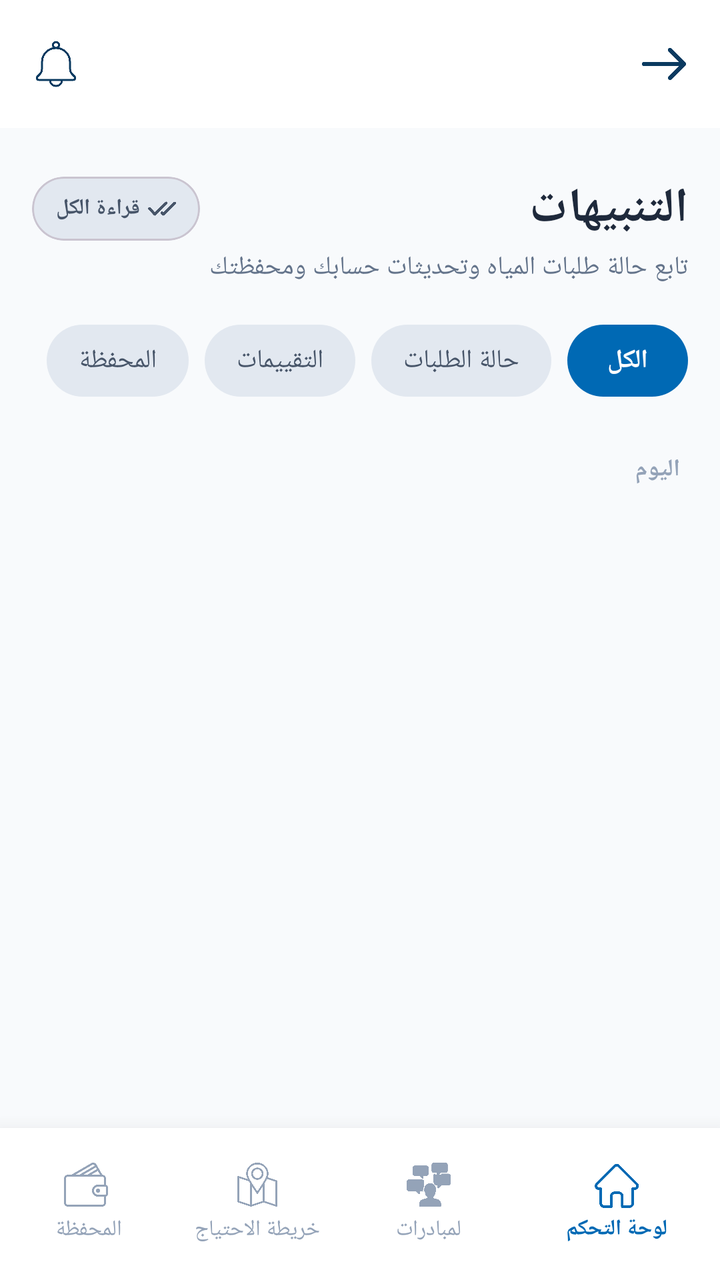
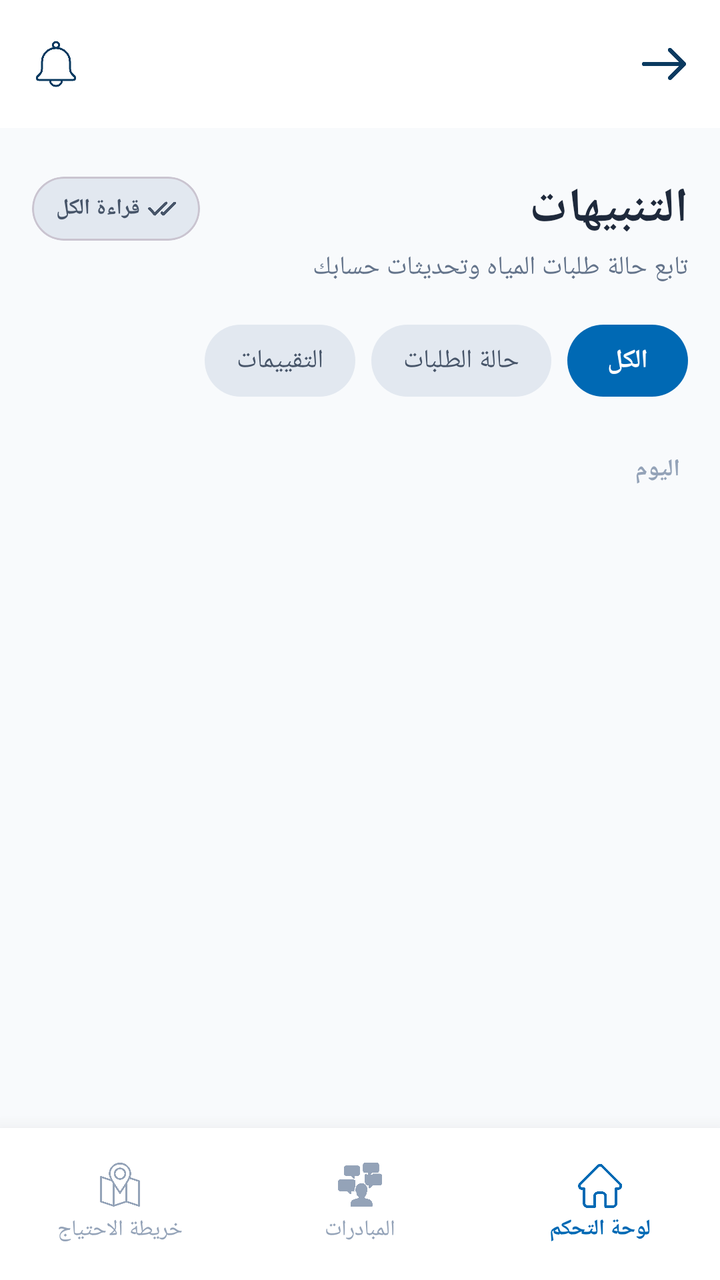

An Android layout rendered at two revisions. The XML below is the earlier revision; the diff shows what the commit changed to produce the second picture.
<!-- AndroidManifest.xml: application theme Theme.GraduationProject -->
<!-- res/layout/fragment_customer_notifications.xml -->
<?xml version="1.0" encoding="utf-8"?>
<androidx.constraintlayout.widget.ConstraintLayout
    xmlns:android="http://schemas.android.com/apk/res/android"
    xmlns:app="http://schemas.android.com/apk/res-auto"
    xmlns:tools="http://tools.android.com/tools"
    android:layout_width="match_parent"
    android:layout_height="match_parent"
    android:background="#F8FAFC"
    android:layoutDirection="rtl">

    <RelativeLayout
        android:id="@+id/layoutHeader"
        android:layout_width="match_parent"
        android:layout_height="64dp"
        android:background="#FFFFFF"
        android:paddingHorizontal="16dp"
        app:layout_constraintTop_toTopOf="parent">

        <ImageView
            android:id="@+id/btnBack"
            android:layout_width="24dp"
            android:layout_height="24dp"
            android:layout_alignParentRight="true"
            android:layout_centerVertical="true"
            android:src="@drawable/back"
            app:tint="#0A3A60" />

        <ImageView
            android:id="@+id/btnSettings"
            android:layout_width="24dp"
            android:layout_height="24dp"
            android:layout_alignParentLeft="true"
            android:layout_centerVertical="true"
            android:src="@drawable/notification"
            app:tint="#0A3A60" />
    </RelativeLayout>

    <androidx.core.widget.NestedScrollView
        android:layout_width="match_parent"
        android:layout_height="0dp"
        android:fillViewport="true"
        app:layout_constraintBottom_toTopOf="@id/bottomNavProvider"
        app:layout_constraintTop_toBottomOf="@id/layoutHeader">

        <LinearLayout
            android:layout_width="match_parent"
            android:layout_height="wrap_content"
            android:orientation="vertical"
            android:padding="16dp">

            <RelativeLayout
                android:layout_width="match_parent"
                android:layout_height="wrap_content"
                android:layout_marginTop="8dp"
                android:layout_marginBottom="4dp">

                <TextView
                    android:id="@+id/tvTitle"
                    android:layout_width="wrap_content"
                    android:layout_height="wrap_content"
                    android:layout_alignParentRight="true"
                    android:text="التنبيهات"
                    android:textColor="#1E293B"
                    android:textSize="24sp"
                    android:textStyle="bold" />

                <com.google.android.material.card.MaterialCardView
                    android:id="@+id/btnReadAll"
                    android:layout_width="wrap_content"
                    android:layout_height="32dp"
                    android:layout_alignParentLeft="true"
                    android:layout_centerVertical="true"
                    app:cardBackgroundColor="#E2E8F0"
                    app:cardCornerRadius="16dp"
                    app:cardElevation="0dp">

                    <LinearLayout
                        android:layout_width="wrap_content"
                        android:layout_height="match_parent"
                        android:gravity="center"
                        android:orientation="horizontal"
                        android:paddingHorizontal="12dp">

                        <ImageView
                            android:layout_width="14dp"
                            android:layout_height="14dp"
                            android:layout_marginLeft="4dp"
                            android:src="@drawable/read"
                            app:tint="#475569" />

                        <TextView
                            android:layout_width="wrap_content"
                            android:layout_height="wrap_content"
                            android:text="قراءة الكل"
                            android:textColor="#475569"
                            android:textSize="11sp"
                            android:textStyle="bold" />
                    </LinearLayout>
                </com.google.android.material.card.MaterialCardView>
            </RelativeLayout>

            <TextView
                android:layout_width="wrap_content"
                android:layout_height="wrap_content"
                android:layout_marginBottom="16dp"
                android:text="تابع حالة طلبات المياه وتحديثات حسابك ومحفظتك"
                android:textColor="#64748B"
                android:textSize="13sp" />

            <HorizontalScrollView
                android:layout_width="match_parent"
                android:layout_height="wrap_content"
                android:layout_marginBottom="24dp"
                android:scrollbars="none">

                <LinearLayout
                    android:layout_width="wrap_content"
                    android:layout_height="wrap_content"
                    android:orientation="horizontal"
                    android:paddingVertical="4dp">

                    <TextView
                        android:id="@+id/filterAll"
                        android:layout_width="wrap_content"
                        android:layout_height="36dp"
                        android:layout_marginLeft="8dp"
                        android:background="@drawable/bg_filter_active"
                        android:gravity="center"
                        android:paddingHorizontal="20dp"
                        android:text="الكل"
                        android:textColor="#FFFFFF"
                        android:textSize="13sp"
                        android:textStyle="bold" />

                    <TextView
                        android:id="@+id/filterNewOrders"
                        android:layout_width="wrap_content"
                        android:layout_height="36dp"
                        android:layout_marginLeft="8dp"
                        android:background="@drawable/bg_filter_inactive"
                        android:gravity="center"
                        android:paddingHorizontal="16dp"
                        android:text="حالة الطلبات"
                        android:textColor="#475569"
                        android:textSize="13sp" />

                    <TextView
                        android:id="@+id/filterRatings"
                        android:layout_width="wrap_content"
                        android:layout_height="36dp"
                        android:layout_marginLeft="8dp"
                        android:background="@drawable/bg_filter_inactive"
                        android:gravity="center"
                        android:paddingHorizontal="16dp"
                        android:text="التقييمات"
                        android:textColor="#475569"
                        android:textSize="13sp" />

                    <TextView
                        android:id="@+id/filterPayments"
                        android:layout_width="wrap_content"
                        android:layout_height="36dp"
                        android:layout_marginLeft="8dp"
                        android:background="@drawable/bg_filter_inactive"
                        android:gravity="center"
                        android:paddingHorizontal="16dp"
                        android:text="المحفظة"
                        android:textColor="#475569"
                        android:textSize="13sp" />


                </LinearLayout>
            </HorizontalScrollView>

            <TextView
                android:layout_width="wrap_content"
                android:layout_height="wrap_content"
                android:layout_marginHorizontal="4dp"
                android:layout_marginBottom="12dp"
                android:text="اليوم"
                android:textColor="#94A3B8"
                android:textSize="12sp"
                android:textStyle="bold" />

            <androidx.recyclerview.widget.RecyclerView
                android:id="@+id/rvNotifications"
                android:layout_width="match_parent"
                android:layout_height="wrap_content"
                android:nestedScrollingEnabled="false"
                tools:listitem="@layout/item_notification" />

            

        </LinearLayout>
    </androidx.core.widget.NestedScrollView>

    <LinearLayout
        android:id="@+id/bottomNavProvider"
        android:layout_width="match_parent"
        android:layout_height="76dp"
        android:background="#FFFFFF"
        android:elevation="16dp"
        android:gravity="center_vertical"
        android:orientation="horizontal"
        app:layout_constraintBottom_toBottomOf="parent">

        <LinearLayout
            android:id="@+id/nav_dashboard"
            android:layout_width="0dp"
            android:layout_height="match_parent"
            android:layout_weight="1.2"
            android:gravity="center">

            <LinearLayout
                android:layout_width="85dp"
                android:layout_height="56dp"
                android:gravity="center"
                android:orientation="vertical"
                android:paddingVertical="6dp">

                <ImageView
                    android:layout_width="22dp"
                    android:layout_height="22dp"
                    android:src="@drawable/home"
                    app:tint="#0069B4" />

                <TextView
                    android:layout_width="wrap_content"
                    android:layout_height="wrap_content"
                    android:layout_marginTop="3dp"
                    android:text="لوحة التحكم"
                    android:textColor="#0069B4"
                    android:textSize="11sp"
                    android:textStyle="bold" />
            </LinearLayout>
        </LinearLayout>

        <LinearLayout
            android:id="@+id/nav_initiatives"
            android:layout_width="0dp"
            android:layout_height="wrap_content"
            android:layout_weight="1"
            android:gravity="center"
            android:orientation="vertical">

            <ImageView
                android:layout_width="22dp"
                android:layout_height="22dp"
                android:src="@drawable/personal"
                app:tint="#94A3B8" />

            <TextView
                android:layout_width="wrap_content"
                android:layout_height="wrap_content"
                android:layout_marginTop="4dp"
                android:text="لمبادرات"
                android:textColor="#94A3B8"
                android:textSize="11sp" />
        </LinearLayout>

        <LinearLayout
            android:id="@+id/nav_map"
            android:layout_width="0dp"
            android:layout_height="wrap_content"
            android:layout_weight="1"
            android:gravity="center"
            android:orientation="vertical">

            <ImageView
                android:layout_width="22dp"
                android:layout_height="22dp"
                android:src="@drawable/address"
                app:tint="#94A3B8" />

            <TextView
                android:layout_width="wrap_content"
                android:layout_height="wrap_content"
                android:layout_marginTop="4dp"
                android:text="خريطة الاحتياج"
                android:textColor="#94A3B8"
                android:textSize="11sp" />
        </LinearLayout>

        <LinearLayout
            android:id="@+id/nav_wallet"
            android:layout_width="0dp"
            android:layout_height="wrap_content"
            android:layout_weight="1"
            android:gravity="center"
            android:orientation="vertical">

            <ImageView
                android:layout_width="22dp"
                android:layout_height="22dp"
                android:src="@drawable/wallet"
                app:tint="#94A3B8" />

            <TextView
                android:layout_width="wrap_content"
                android:layout_height="wrap_content"
                android:layout_marginTop="4dp"
                android:text="المحفظة "
                android:textColor="#94A3B8"
                android:textSize="11sp" />
        </LinearLayout>

    </LinearLayout>

    
    <View
        android:id="@+id/unreadIndicator"
        android:layout_width="8dp"
        android:layout_height="8dp"
        android:background="@drawable/bg_circle_active"
        android:visibility="gone"
        app:layout_constraintTop_toTopOf="@id/layoutHeader"
        app:layout_constraintRight_toRightOf="@id/layoutHeader"
        android:layout_marginTop="20dp"
        android:layout_marginRight="35dp"
        />

</androidx.constraintlayout.widget.ConstraintLayout>
<!-- res/layout/item_notification.xml (included above) -->
<?xml version="1.0" encoding="utf-8"?>
<com.google.android.material.card.MaterialCardView
    xmlns:android="http://schemas.android.com/apk/res/android"
    xmlns:app="http://schemas.android.com/apk/res-auto"
    android:layout_width="match_parent"
    android:layout_height="wrap_content"
    android:layout_marginBottom="12dp"
    app:cardBackgroundColor="#FFFFFF"
    app:cardCornerRadius="14dp"
    app:cardElevation="0dp"
    app:strokeColor="#E2E8F0"
    app:strokeWidth="1dp"
    android:layoutDirection="rtl">

    <RelativeLayout
        android:layout_width="match_parent"
        android:layout_height="wrap_content"
        android:padding="16dp">

        <View
            android:id="@+id/unreadIndicator"
            android:layout_width="4dp"
            android:layout_height="40dp"
            android:layout_alignParentRight="true"
            android:layout_centerVertical="true"
            android:background="#0069B4"/>

        <com.google.android.material.card.MaterialCardView
            android:id="@+id/iconContainer"
            android:layout_width="40dp"
            android:layout_height="40dp"
            android:layout_toLeftOf="@id/unreadIndicator"
            android:layout_marginRight="12dp"
            app:cardBackgroundColor="#67E8F9"
            app:cardCornerRadius="20dp"
            app:cardElevation="0dp">
            <ImageView
                android:id="@+id/ivIcon"
                android:layout_width="20dp"
                android:layout_height="20dp"
                android:layout_gravity="center"
                android:src="@drawable/drop"
                app:tint="#0069B4" />
        </com.google.android.material.card.MaterialCardView>

        <TextView
            android:id="@+id/tvTime"
            android:layout_width="wrap_content"
            android:layout_height="wrap_content"
            android:layout_alignParentLeft="true"
            android:text=""
            android:textColor="#94A3B8"
            android:textSize="11sp" />

        <LinearLayout
            android:layout_width="match_parent"
            android:layout_height="wrap_content"
            android:layout_toLeftOf="@id/iconContainer"
            android:layout_toRightOf="@id/tvTime"
            android:layout_marginRight="12dp"
            android:layout_marginLeft="12dp"
            android:orientation="vertical">

            <TextView
                android:id="@+id/tvTitle"
                android:layout_width="wrap_content"
                android:layout_height="wrap_content"
                android:text=""
                android:textColor="#1E293B"
                android:textSize="14sp"
                android:textStyle="bold" />

            <TextView
                android:id="@+id/tvMessage"
                android:layout_width="match_parent"
                android:layout_height="wrap_content"
                android:layout_marginTop="4dp"
                android:text=""
                android:textColor="#475569"
                android:textSize="12sp"
                android:lineSpacingExtra="3dp"/>
        </LinearLayout>
    </RelativeLayout>
</com.google.android.material.card.MaterialCardView>
<!-- resources referenced by this layout -->
<resources>
  <!-- drawable address: png bitmap (drawable, 14610 bytes) -->
  <!-- drawable back: png bitmap (drawable, 3478 bytes) -->
  <!-- drawable bg_circle_active (drawable) -->
  <?xml version="1.0" encoding="utf-8"?>
  <shape xmlns:android="http://schemas.android.com/apk/res/android"
      android:shape="oval">
      <solid android:color="#0069B4" />
      <size android:width="28dp" android:height="28dp" />
  </shape>
  <!-- drawable bg_filter_active (drawable) -->
  <?xml version="1.0" encoding="utf-8"?>
  <shape xmlns:android="http://schemas.android.com/apk/res/android">
      <solid android:color="#0069B4" />
      <corners android:radius="18dp" />
  </shape>
  <!-- drawable bg_filter_inactive (drawable) -->
  <?xml version="1.0" encoding="utf-8"?>
  <shape xmlns:android="http://schemas.android.com/apk/res/android">
      <solid android:color="#E2E8F0" />
      <corners android:radius="18dp" />
  </shape>
  <!-- drawable drop: png bitmap (drawable, 6350 bytes) -->
  <!-- drawable home: png bitmap (drawable, 8020 bytes) -->
  <!-- drawable notification: png bitmap (drawable, 10754 bytes) -->
  <!-- drawable personal: png bitmap (drawable, 20543 bytes) -->
  <!-- drawable read: png bitmap (drawable, 9123 bytes) -->
  <!-- drawable wallet: png bitmap (drawable, 15785 bytes) -->
  <style name="Theme.GraduationProject" parent="Base.Theme.GraduationProject" />
  <style name="Base.Theme.GraduationProject" parent="Theme.Material3.DayNight.NoActionBar">
          
          
      </style>
</resources>

<!-- the commit's change to res/layout/fragment_customer_notifications.xml (unified diff, before → after) -->
@@ -2,7 +2,7 @@
 <androidx.constraintlayout.widget.ConstraintLayout
     xmlns:android="http://schemas.android.com/apk/res/android"
     xmlns:app="http://schemas.android.com/apk/res-auto"
-    xmlns:tools="http://tools.android.com/tools"
+    xmlns:tools="http://schemas.android.com/tools"
     android:layout_width="match_parent"
     android:layout_height="match_parent"
     android:background="#F8FAFC"
@@ -103,7 +103,7 @@
                 android:layout_width="wrap_content"
                 android:layout_height="wrap_content"
                 android:layout_marginBottom="16dp"
-                android:text="تابع حالة طلبات المياه وتحديثات حسابك ومحفظتك"
+                android:text="تابع حالة طلبات المياه وتحديثات حسابك"
                 android:textColor="#64748B"
                 android:textSize="13sp" />
 
@@ -155,20 +155,6 @@
                         android:text="التقييمات"
                         android:textColor="#475569"
                         android:textSize="13sp" />
-
-                    <TextView
-                        android:id="@+id/filterPayments"
-                        android:layout_width="wrap_content"
-                        android:layout_height="36dp"
-                        android:layout_marginLeft="8dp"
-                        android:background="@drawable/bg_filter_inactive"
-                        android:gravity="center"
-                        android:paddingHorizontal="16dp"
-                        android:text="المحفظة"
-                        android:textColor="#475569"
-                        android:textSize="13sp" />
-
-
                 </LinearLayout>
             </HorizontalScrollView>
 
@@ -188,8 +174,6 @@
                 android:layout_height="wrap_content"
                 android:nestedScrollingEnabled="false"
                 tools:listitem="@layout/item_notification" />
-
-            
 
         </LinearLayout>
     </androidx.core.widget.NestedScrollView>
@@ -208,15 +192,14 @@
             android:id="@+id/nav_dashboard"
             android:layout_width="0dp"
             android:layout_height="match_parent"
-            android:layout_weight="1.2"
+            android:layout_weight="1"
             android:gravity="center">
 
             <LinearLayout
-                android:layout_width="85dp"
-                android:layout_height="56dp"
+                android:layout_width="wrap_content"
+                android:layout_height="wrap_content"
                 android:gravity="center"
-                android:orientation="vertical"
-                android:paddingVertical="6dp">
+                android:orientation="vertical">
 
                 <ImageView
                     android:layout_width="22dp"
@@ -253,7 +236,7 @@
                 android:layout_width="wrap_content"
                 android:layout_height="wrap_content"
                 android:layout_marginTop="4dp"
-                android:text="لمبادرات"
+                android:text="المبادرات"
                 android:textColor="#94A3B8"
                 android:textSize="11sp" />
         </LinearLayout>
@@ -281,32 +264,8 @@
                 android:textSize="11sp" />
         </LinearLayout>
 
-        <LinearLayout
-            android:id="@+id/nav_wallet"
-            android:layout_width="0dp"
-            android:layout_height="wrap_content"
-            android:layout_weight="1"
-            android:gravity="center"
-            android:orientation="vertical">
-
-            <ImageView
-                android:layout_width="22dp"
-                android:layout_height="22dp"
-                android:src="@drawable/wallet"
-                app:tint="#94A3B8" />
-
-            <TextView
-                android:layout_width="wrap_content"
-                android:layout_height="wrap_content"
-                android:layout_marginTop="4dp"
-                android:text="المحفظة "
-                android:textColor="#94A3B8"
-                android:textSize="11sp" />
-        </LinearLayout>
-
     </LinearLayout>
 
-    
     <View
         android:id="@+id/unreadIndicator"
         android:layout_width="8dp"
<!-- resource entries referenced after the edit -->
@@ -26,7 +26,6 @@
   <!-- drawable notification: png bitmap (drawable, 10754 bytes) -->
   <!-- drawable personal: png bitmap (drawable, 20543 bytes) -->
   <!-- drawable read: png bitmap (drawable, 9123 bytes) -->
-  <!-- drawable wallet: png bitmap (drawable, 15785 bytes) -->
   <style name="Theme.GraduationProject" parent="Base.Theme.GraduationProject" />
   <style name="Base.Theme.GraduationProject" parent="Theme.Material3.DayNight.NoActionBar">
           
